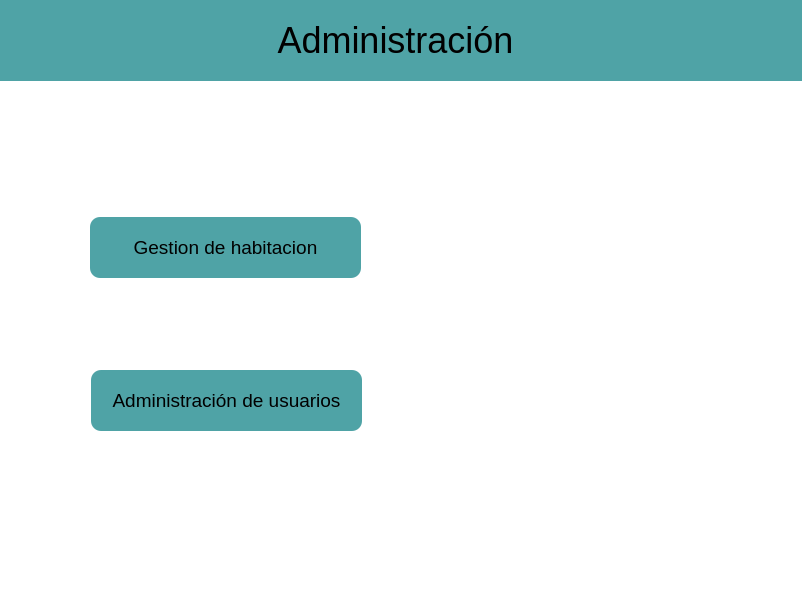
This is VentanasUI/ventanaAdministracion.ui in Pewiz/Hotel as Qt 5 draws it before an edit. The edited form follows.
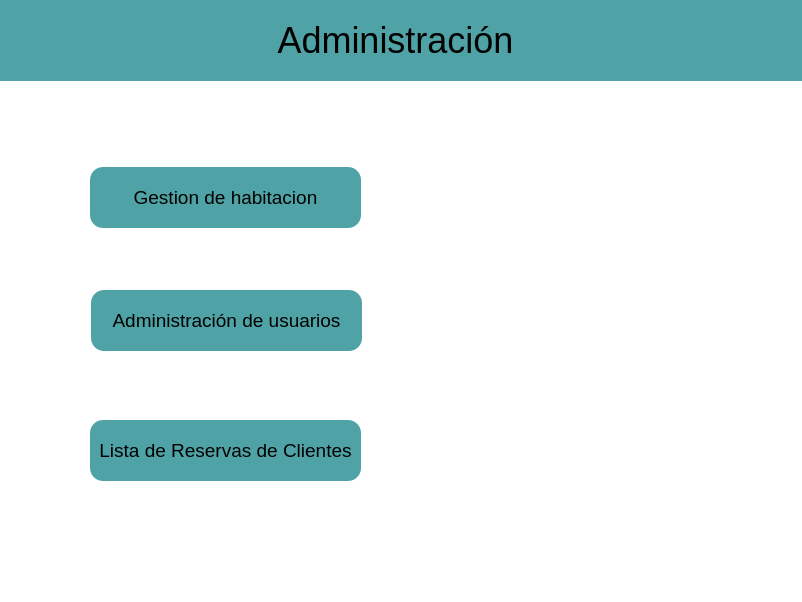
This is the edited form. Icons and pictures are not drawn.

The edit to the form file:
```diff
--- a/VentanasUI/ventanaAdministracion.ui
+++ b/VentanasUI/ventanaAdministracion.ui
@@ -84,7 +84,7 @@
     <property name="geometry">
      <rect>
       <x>90</x>
-      <y>217</y>
+      <y>167</y>
       <width>271</width>
       <height>61</height>
      </rect>
@@ -99,8 +99,13 @@
      <cursorShape>PointingHandCursor</cursorShape>
     </property>
     <property name="styleSheet">
-     <string notr="true">background-color: rgb(79, 163, 166);
-border-radius: 10px;</string>
+     <string notr="true">QPushButton{
+	border-radius: 13px;
+	background-color: #4fa3a6;
+}
+QPushButton::hover {
+    background: rgb(181, 181, 181) ;
+}</string>
     </property>
     <property name="text">
      <string>Gestion de habitacion</string>
@@ -110,7 +115,7 @@
     <property name="geometry">
      <rect>
       <x>91</x>
-      <y>370</y>
+      <y>290</y>
       <width>271</width>
       <height>61</height>
      </rect>
@@ -125,10 +130,13 @@
      <cursorShape>PointingHandCursor</cursorShape>
     </property>
     <property name="styleSheet">
-     <string notr="true">background-color: rgb(79, 163, 166);
-border-radius: 10px;
-
-</string>
+     <string notr="true">QPushButton{
+	border-radius: 13px;
+	background-color: #4fa3a6;
+}
+QPushButton::hover {
+    background: rgb(181, 181, 181) ;
+}</string>
     </property>
     <property name="text">
      <string>Administración de usuarios</string>
@@ -183,6 +191,37 @@
      </size>
     </property>
    </widget>
+   <widget class="QPushButton" name="BtnListaUsuarios">
+    <property name="geometry">
+     <rect>
+      <x>90</x>
+      <y>420</y>
+      <width>271</width>
+      <height>61</height>
+     </rect>
+    </property>
+    <property name="font">
+     <font>
+      <family>Arial</family>
+      <pointsize>14</pointsize>
+     </font>
+    </property>
+    <property name="cursor">
+     <cursorShape>PointingHandCursor</cursorShape>
+    </property>
+    <property name="styleSheet">
+     <string notr="true">QPushButton{
+	border-radius: 13px;
+	background-color: #4fa3a6;
+}
+QPushButton::hover {
+    background: rgb(181, 181, 181) ;
+}</string>
+    </property>
+    <property name="text">
+     <string>Lista de Reservas de Clientes</string>
+    </property>
+   </widget>
   </widget>
  </widget>
  <resources/>
```
Left out of the diff: 16 changed lines with no effect on the pictures.
